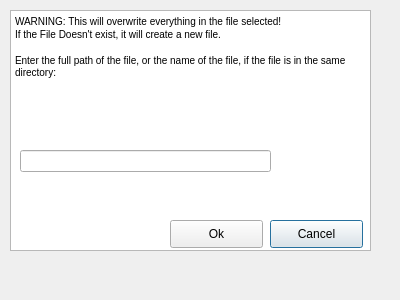
First picture: the form in savecomputerstofiledialog.ui, repository marthagb/VLN1-Skil-3, before the edit.
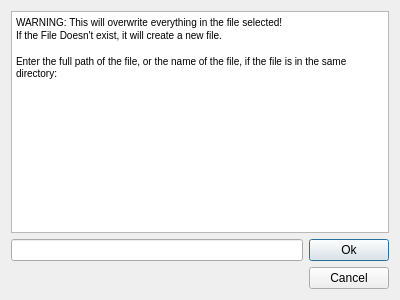
Second picture: the form after the edit.

Commit message: layout á save og load file

Diff of the .ui file:
```diff
--- a/savecomputerstofiledialog.ui
+++ b/savecomputerstofiledialog.ui
@@ -13,69 +13,46 @@
   <property name="windowTitle">
    <string>Save to file</string>
   </property>
+  <layout class="QGridLayout" name="gridLayout">
+   <item row="0" column="0" colspan="2">
   <widget class="QTextBrowser" name="textForSaveToFileComputer">
-   <property name="geometry">
-    <rect>
-     <x>10</x>
-     <y>10</y>
-     <width>361</width>
-     <height>241</height>
-    </rect>
-   </property>
    <property name="html">
     <string>&lt;!DOCTYPE HTML PUBLIC &quot;-//W3C//DTD HTML 4.0//EN&quot; &quot;http://www.w3.org/TR/REC-html40/strict.dtd&quot;&gt;
 &lt;html&gt;&lt;head&gt;&lt;meta name=&quot;qrichtext&quot; content=&quot;1&quot; /&gt;&lt;style type=&quot;text/css&quot;&gt;
 p, li { white-space: pre-wrap; }
-&lt;/style&gt;&lt;/head&gt;&lt;body style=&quot; font-family:'.SF NS Text'; font-size:13pt; font-weight:400; font-style:normal;&quot;&gt;
-&lt;p style=&quot; margin-top:0px; margin-bottom:0px; margin-left:0px; margin-right:0px; -qt-block-indent:0; text-indent:0px;&quot;&gt;&lt;span style=&quot; font-family:'MS Shell Dlg 2'; font-size:7.8pt;&quot;&gt;WARNING: This will overwrite everything in the file selected!&lt;/span&gt;&lt;/p&gt;
-&lt;p style=&quot; margin-top:0px; margin-bottom:0px; margin-left:0px; margin-right:0px; -qt-block-indent:0; text-indent:0px;&quot;&gt;&lt;span style=&quot; font-family:'MS Shell Dlg 2'; font-size:7.8pt;&quot;&gt;If the File Doesn't exist, it will create a new file.&lt;/span&gt;&lt;/p&gt;
-&lt;p style=&quot;-qt-paragraph-type:empty; margin-top:0px; margin-bottom:0px; margin-left:0px; margin-right:0px; -qt-block-indent:0; text-indent:0px; font-family:'MS Shell Dlg 2'; font-size:7.8pt;&quot;&gt;&lt;br /&gt;&lt;/p&gt;
-&lt;p style=&quot; margin-top:0px; margin-bottom:0px; margin-left:0px; margin-right:0px; -qt-block-indent:0; text-indent:0px;&quot;&gt;&lt;span style=&quot; font-family:'MS Shell Dlg 2'; font-size:7.8pt;&quot;&gt;Enter the full path of the file, or the name of the file, if the file is in the same directory:&lt;/span&gt;&lt;/p&gt;&lt;/body&gt;&lt;/html&gt;</string>
-   </property>
-  </widget>
-  <widget class="QLineEdit" name="InputForTextFileNameComputer">
-   <property name="geometry">
-    <rect>
-     <x>20</x>
-     <y>150</y>
-     <width>251</width>
-     <height>22</height>
-    </rect>
-   </property>
-  </widget>
-  <widget class="QPushButton" name="cancelSaveComputersToFile">
-   <property name="geometry">
-    <rect>
-     <x>270</x>
-     <y>220</y>
-     <width>93</width>
-     <height>28</height>
-    </rect>
-   </property>
-   <property name="text">
-    <string>Cancel</string>
-   </property>
-  </widget>
+&lt;/style&gt;&lt;/head&gt;&lt;body style=&quot; font-family:'MS Shell Dlg 2'; font-size:7.8pt; font-weight:400; font-style:normal;&quot;&gt;
+&lt;p style=&quot; margin-top:0px; margin-bottom:0px; margin-left:0px; margin-right:0px; -qt-block-indent:0; text-indent:0px;&quot;&gt;WARNING: This will overwrite everything in the file selected!&lt;/p&gt;
+&lt;p style=&quot; margin-top:0px; margin-bottom:0px; margin-left:0px; margin-right:0px; -qt-block-indent:0; text-indent:0px;&quot;&gt;If the File Doesn't exist, it will create a new file.&lt;/p&gt;
+&lt;p style=&quot;-qt-paragraph-type:empty; margin-top:0px; margin-bottom:0px; margin-left:0px; margin-right:0px; -qt-block-indent:0; text-indent:0px;&quot;&gt;&lt;br /&gt;&lt;/p&gt;
+&lt;p style=&quot; margin-top:0px; margin-bottom:0px; margin-left:0px; margin-right:0px; -qt-block-indent:0; text-indent:0px;&quot;&gt;Enter the full path of the file, or the name of the file, if the file is in the same directory:&lt;/p&gt;&lt;/body&gt;&lt;/html&gt;</string>
+     </property>
+    </widget>
+   </item>
+   <item row="1" column="0">
+    <widget class="QLineEdit" name="InputForTextFileNameComputer"/>
+   </item>
+   <item row="1" column="1">
   <widget class="QPushButton" name="SaveComputersToFile">
-   <property name="geometry">
-    <rect>
-     <x>170</x>
-     <y>220</y>
-     <width>93</width>
-     <height>28</height>
-    </rect>
-   </property>
    <property name="text">
     <string>Ok</string>
    </property>
   </widget>
+   </item>
+   <item row="2" column="1">
+    <widget class="QPushButton" name="cancelSaveComputersToFile">
+     <property name="text">
+      <string>Cancel</string>
+     </property>
+    </widget>
+   </item>
+  </layout>
   <widget class="QLabel" name="ErrorLabelSaveComputer">
    <property name="geometry">
     <rect>
-     <x>154</x>
-     <y>120</y>
-     <width>181</width>
-     <height>20</height>
+     <x>274</x>
+     <y>125</y>
+     <width>16</width>
+     <height>16</height>
     </rect>
    </property>
    <property name="text">
```
Lines whose indentation alone changed are shown as unchanged. The commit also changes 5 other files.
